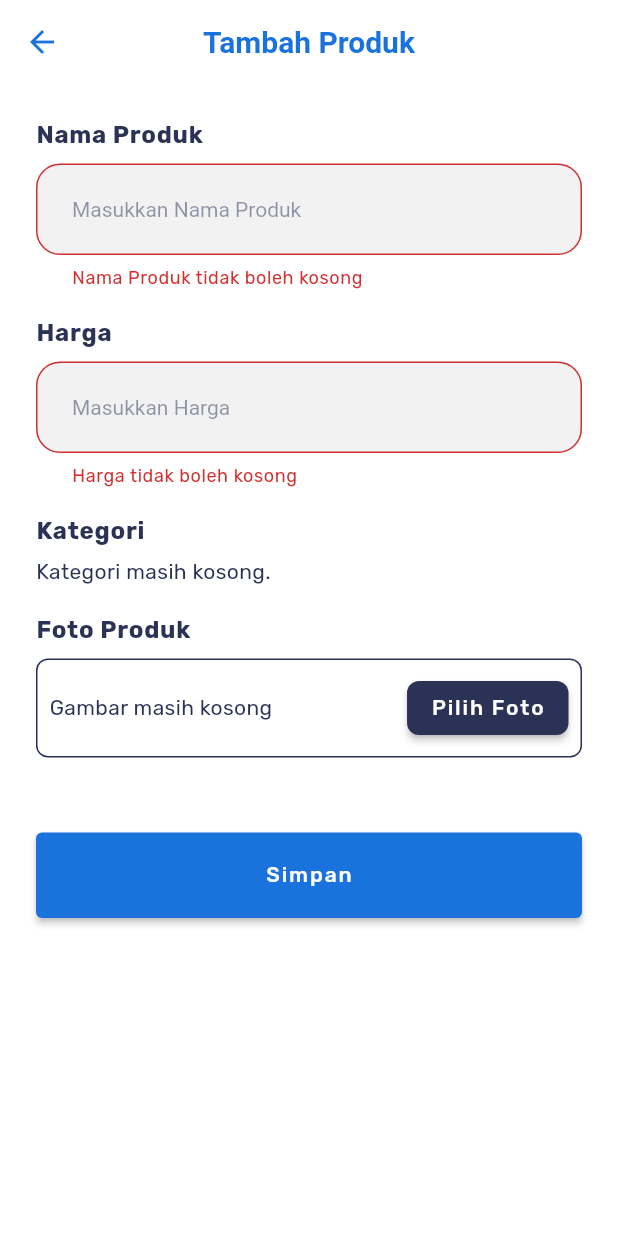
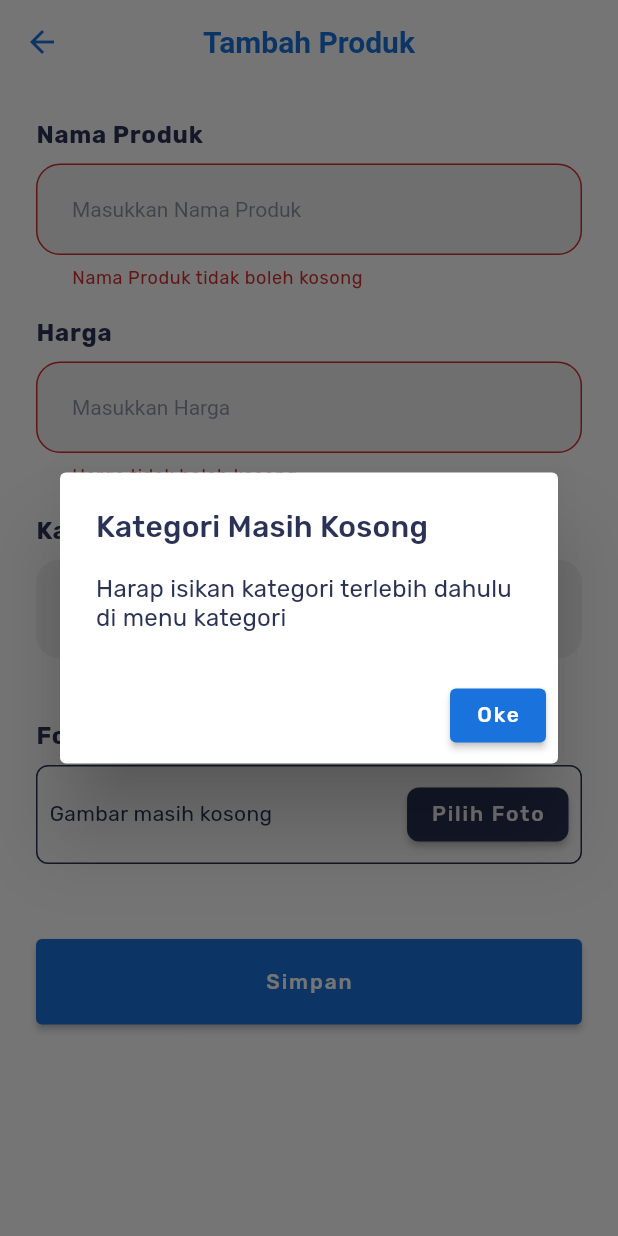
Before and after one commit to triagung128/fic-mini-project, a Flutter app: the ProductAddUpdatePage screen opened by its route, after a tap on "Pilih Foto", on a phone screen of 412 x 824 dp. Run offline on Flutter 3.47's test engine with Material 2 defaults, Android fonts, the phone set to English and light mode, and no system bars; our stand-ins replace bottom_navy_bar, cloud_firestore, dartz, email_validator, equatable, firebase_auth and 10 more; accounts and stored records are empty; statements that could not run were skipped.

Commit message:
upload image product

```diff
--- a/lib/common/routes.dart
+++ b/lib/common/routes.dart
@@ -52,3 +52,5 @@ class Routes {
     }
   }
 }
+
+final RouteObserver<ModalRoute> routeObserver = RouteObserver<ModalRoute>();
--- a/lib/data/db/database_helper.dart
+++ b/lib/data/db/database_helper.dart
@@ -47,6 +47,7 @@ class DatabaseHelper {
         name TEXT,
         price INTEGER,
         category_id INTEGER,
+        image BLOB,
         FOREIGN KEY (category_id) REFERENCES $_tblCategory (id)
       );
     ''');
--- a/lib/domain/entity/product.dart
+++ b/lib/domain/entity/product.dart
@@ -1,3 +1,5 @@
+import 'dart:typed_data';
+
 import 'package:equatable/equatable.dart';
 import 'package:fic_mini_project/domain/entity/category.dart';
 
@@ -6,14 +8,16 @@ class Product extends Equatable {
   final String name;
   final int price;
   final Category category;
+  final Uint8List image;
 
   const Product({
     required this.id,
     required this.name,
     required this.price,
     required this.category,
+    required this.image,
   });
 
   @override
-  List<Object?> get props => [id, name, price, category];
+  List<Object?> get props => [id, name, price, category, image];
 }
--- a/lib/injection.dart
+++ b/lib/injection.dart
@@ -37,6 +37,7 @@ import 'package:firebase_auth/firebase_auth.dart';
 import 'package:firebase_storage/firebase_storage.dart';
 import 'package:get_it/get_it.dart';
 import 'package:google_sign_in/google_sign_in.dart';
+import 'package:image_picker/image_picker.dart';
 
 final locator = GetIt.instance;
 
@@ -71,6 +72,7 @@ void init() {
       insertProduct: locator(),
       updateProduct: locator(),
       removeProduct: locator(),
+      imagePicker: locator(),
     ),
   );
 
@@ -142,4 +144,5 @@ void init() {
   locator.registerLazySingleton(() => FirebaseAuth.instance);
   locator.registerLazySingleton(() => FirebaseFirestore.instance);
   locator.registerLazySingleton(() => FirebaseStorage.instance);
+  locator.registerLazySingleton(() => ImagePicker());
 }
--- a/lib/main.dart
+++ b/lib/main.dart
@@ -92,6 +92,7 @@ class MyApp extends StatelessWidget {
               ),
         ),
         initialRoute: splashRoute,
+        navigatorObservers: [routeObserver],
         onGenerateRoute: Routes.generateRoute,
       ),
     );
--- a/lib/presentation/blocs/product/product_bloc.dart
+++ b/lib/presentation/blocs/product/product_bloc.dart
@@ -5,6 +5,7 @@ import 'package:fic_mini_project/domain/usecases/insert_product.dart';
 import 'package:fic_mini_project/domain/usecases/remove_product.dart';
 import 'package:fic_mini_project/domain/usecases/update_product.dart';
 import 'package:flutter_bloc/flutter_bloc.dart';
+import 'package:image_picker/image_picker.dart';
 
 part 'product_event.dart';
 part 'product_state.dart';
@@ -14,12 +15,14 @@ class ProductBloc extends Bloc<ProductEvent, ProductState> {
   final InsertProduct insertProduct;
   final UpdateProduct updateProduct;
   final RemoveProduct removeProduct;
+  final ImagePicker imagePicker;
 
   ProductBloc({
     required this.getAllProducts,
     required this.insertProduct,
     required this.updateProduct,
     required this.removeProduct,
+    required this.imagePicker,
   }) : super(ProductInitial()) {
     on<OnFetchAllProducts>((event, emit) async {
       emit(ProductLoading());
@@ -47,8 +50,6 @@ class ProductBloc extends Bloc<ProductEvent, ProductState> {
         (failure) => emit(ProductActionFailure(failure.message)),
         (successMessage) => emit(ProductActionSuccess(successMessage)),
       );
-
-      add(OnFetchAllProducts());
     });
 
     on<OnUpdateProduct>((event, emit) async {
@@ -60,8 +61,6 @@ class ProductBloc extends Bloc<ProductEvent, ProductState> {
         (failure) => emit(ProductActionFailure(failure.message)),
         (successMessage) => emit(ProductActionSuccess(successMessage)),
       );
-
-      add(OnFetchAllProducts());
     });
 
     on<OnDeleteProduct>((event, emit) async {
@@ -76,5 +75,10 @@ class ProductBloc extends Bloc<ProductEvent, ProductState> {
 
       add(OnFetchAllProducts());
     });
+
+    on<OnPickProductImage>((event, emit) async {
+      final image = await imagePicker.pickImage(source: ImageSource.gallery);
+      if (image != null) emit(ProductImagePicked(image));
+    });
   }
 }
--- a/lib/presentation/blocs/product/product_event.dart
+++ b/lib/presentation/blocs/product/product_event.dart
@@ -35,3 +35,5 @@ class OnDeleteProduct extends ProductEvent {
   @override
   List<Object> get props => [product];
 }
+
+class OnPickProductImage extends ProductEvent {}
--- a/lib/presentation/blocs/product/product_state.dart
+++ b/lib/presentation/blocs/product/product_state.dart
@@ -4,7 +4,7 @@ abstract class ProductState extends Equatable {
   const ProductState();
 
   @override
-  List<Object> get props => [];
+  List<Object?> get props => [];
 }
 
 class ProductInitial extends ProductState {}
@@ -48,3 +48,12 @@ class ProductActionFailure extends ProductState {
   @override
   List<Object> get props => [message];
 }
+
+class ProductImagePicked extends ProductState {
+  final XFile image;
+
+  const ProductImagePicked(this.image);
+
+  @override
+  List<Object> get props => [image];
+}
--- a/lib/presentation/pages/vendor/product_add_update_page.dart
+++ b/lib/presentation/pages/vendor/product_add_update_page.dart
@@ -1,3 +1,5 @@
+import 'dart:io';
+
 import 'package:fic_mini_project/common/currency_input_formatter.dart';
 import 'package:fic_mini_project/common/currency_rupiah_extension.dart';
 import 'package:fic_mini_project/common/styles.dart';
@@ -7,9 +9,11 @@ import 'package:fic_mini_project/presentation/blocs/category/category_bloc.dart'
 import 'package:fic_mini_project/presentation/blocs/product/product_bloc.dart';
 import 'package:fic_mini_project/presentation/widgets/error_dialog.dart';
 import 'package:fic_mini_project/presentation/widgets/text_form_label.dart';
+import 'package:fic_mini_project/presentation/widgets/warning_dialog.dart';
 import 'package:flutter/material.dart';
 import 'package:flutter/services.dart';
 import 'package:flutter_bloc/flutter_bloc.dart';
+import 'package:image_picker/image_picker.dart';
 
 class ProductAddUpdatePage extends StatefulWidget {
   const ProductAddUpdatePage({
@@ -29,13 +33,20 @@ class _ProductAddUpdatePageState extends State<ProductAddUpdatePage> {
   final _nameController = TextEditingController();
   final _priceController = TextEditingController();
 
+  late ProductBloc _productBloc;
+
   Category? _categorySelected;
+  XFile? _imageProduct;
   bool _isEdit = false;
 
   @override
   void initState() {
     super.initState();
-    context.read<CategoryBloc>().add(OnFetchAllCategories());
+    Future.microtask(
+      () => context.read<CategoryBloc>().add(OnFetchAllCategories()),
+    );
+
+    _productBloc = context.read<ProductBloc>();
 
     _isEdit = widget.product != null;
 
@@ -47,13 +58,6 @@ class _ProductAddUpdatePageState extends State<ProductAddUpdatePage> {
   }
 
   @override
-  void dispose() {
-    super.dispose();
-    _nameController.dispose();
-    _priceController.dispose();
-  }
-
-  @override
   Widget build(BuildContext context) {
     return MultiBlocListener(
       listeners: [
@@ -61,14 +65,6 @@ class _ProductAddUpdatePageState extends State<ProductAddUpdatePage> {
           listener: (context, state) {
             if (state is ProductActionSuccess) {
               Navigator.pop(context);
-              ScaffoldMessenger.of(context)
-                ..hideCurrentSnackBar()
-                ..showSnackBar(
-                  SnackBar(
-                    content: Text(state.message),
-                    backgroundColor: Colors.green[400],
-                  ),
-                );
             }
 
             if (state is ProductActionFailure) {
@@ -83,7 +79,15 @@ class _ProductAddUpdatePageState extends State<ProductAddUpdatePage> {
         BlocListener<CategoryBloc, CategoryState>(
           listener: (context, state) {
             if (state is CategoryEmpty) {
-              _showAlertEmptyCategory(context);
+              showDialog(
+                context: context,
+                barrierDismissible: false,
+                builder: (_) => const WarningDialog(
+                  title: 'Kategori Masih Kosong',
+                  description:
+                      'Harap isikan kategori terlebih dahulu di menu kategori',
+                ),
+              );
             }
           },
         ),
@@ -142,10 +146,11 @@ class _ProductAddUpdatePageState extends State<ProductAddUpdatePage> {
                   const SizedBox(height: 10),
                   BlocBuilder<CategoryBloc, CategoryState>(
                     builder: (_, state) {
-                      if (state is AllCategoriesLoaded) {
                       return DropdownButtonFormField(
                         borderRadius: BorderRadius.circular(16),
-                          hint: const Text('Pilih Kategori'),
+                        hint: state is AllCategoriesLoaded
+                            ? const Text('Pilih Kategori')
+                            : const Text('Data Kategori Kosong'),
                         decoration: InputDecoration(
                           border: OutlineInputBorder(
                             borderRadius: BorderRadius.circular(16),
@@ -155,29 +160,24 @@ class _ProductAddUpdatePageState extends State<ProductAddUpdatePage> {
                         value: widget.product != null
                             ? widget.product!.category
                             : null,
-                          items: state.categories
+                        items: state is AllCategoriesLoaded
+                            ? state.categories
                                 .map(
                                   (category) => DropdownMenuItem(
                                     value: category,
                                     child: Text(category.name),
                                   ),
                                 )
-                              .toList(),
+                                .toList()
+                            : null,
                         onChanged: (value) {
-                            if (value != null) {
-                              _categorySelected = value;
-                            }
+                          if (value != null) _categorySelected = value;
                         },
                         validator: (value) {
-                            if (value == null) {
-                              return 'Kategori belum dipilih';
-                            }
+                          if (value == null) return 'Kategori belum dipilih';
                           return null;
                         },
                       );
-                      }
-
-                      return const Text('Kategori masih kosong.');
                     },
                   ),
                   const SizedBox(height: 20),
@@ -192,9 +192,37 @@ class _ProductAddUpdatePageState extends State<ProductAddUpdatePage> {
                     child: Row(
                       mainAxisAlignment: MainAxisAlignment.spaceBetween,
                       children: [
-                        const Text('Gambar masih kosong'),
+                        BlocBuilder<ProductBloc, ProductState>(
+                          builder: (_, state) {
+                            if (state is ProductImagePicked) {
+                              _imageProduct = state.image;
+                              return ClipRRect(
+                                borderRadius: BorderRadius.circular(5),
+                                child: Image.file(
+                                  File(state.image.path),
+                                  width: 63,
+                                  height: 63,
+                                  fit: BoxFit.cover,
+                                ),
+                              );
+                            }
+                            return widget.product != null
+                                ? ClipRRect(
+                                    borderRadius: BorderRadius.circular(5),
+                                    child: Image.memory(
+                                      widget.product!.image,
+                                      width: 63,
+                                      height: 63,
+                                      fit: BoxFit.cover,
+                                    ),
+                                  )
+                                : const Text('Gambar masih kosong');
+                          },
+                        ),
                         ElevatedButton(
-                          onPressed: () {},
+                          onPressed: () {
+                            _productBloc.add(OnPickProductImage());
+                          },
                           style: ElevatedButton.styleFrom(
                             backgroundColor: navyColor,
                             shape: RoundedRectangleBorder(
@@ -208,24 +236,32 @@ class _ProductAddUpdatePageState extends State<ProductAddUpdatePage> {
                   ),
                   const SizedBox(height: 50),
                   ElevatedButton(
-                    onPressed: () {
-                      if (_categorySelected != null) {
+                    onPressed: () async {
                       if (_formKey.currentState!.validate()) {
+                        if (_imageProduct == null) {
+                          showDialog(
+                            context: context,
+                            barrierDismissible: false,
+                            builder: (_) => const WarningDialog(
+                              title: 'Foto produk belum dipilih',
+                              description:
+                                  'Harap pilih foto produk terlebih dahulu',
+                            ),
+                          );
+                        } else {
                           final product = Product(
                             id: _isEdit ? widget.product!.id : null,
                             name: _nameController.text,
                             price: _priceController.text.formatRupiahToInt,
                             category: _categorySelected!,
+                            image: await _imageProduct!.readAsBytes(),
                           );
 
                           if (_isEdit) {
-                            context
-                                .read<ProductBloc>()
-                                .add(OnUpdateProduct(product));
+                            _productBloc.add(OnUpdateProduct(product));
                           } else {
-                            context
-                                .read<ProductBloc>()
-                                .add(OnCreateProduct(product));
+                            _productBloc.add(OnCreateProduct(product));
+                          }
                         }
                       } else {
                         ScaffoldMessenger.of(context)
@@ -236,9 +272,6 @@ class _ProductAddUpdatePageState extends State<ProductAddUpdatePage> {
                               backgroundColor: Colors.red[400],
                             ),
                           );
-                        }
-                      } else {
-                        _showAlertEmptyCategory(context);
                       }
                     },
                     style: ElevatedButton.styleFrom(
@@ -255,22 +288,10 @@ class _ProductAddUpdatePageState extends State<ProductAddUpdatePage> {
     );
   }
 
-  Future<void> _showAlertEmptyCategory(BuildContext context) {
-    return showDialog(
-      context: context,
-      barrierDismissible: false,
-      builder: (context) => AlertDialog(
-        title: const Text('Kategori Masih Kosong'),
-        content: const Text(
-          'Harap isikan kategori terlebih dahulu di menu kategori',
-        ),
-        actions: [
-          ElevatedButton(
-            onPressed: () => Navigator.pop(context),
-            child: const Text('Oke'),
-          ),
-        ],
-      ),
-    );
+  @override
+  void dispose() {
+    _nameController.dispose();
+    _priceController.dispose();
+    super.dispose();
   }
 }
```
Also changed, not shown: lib/data/models/product_model.dart (+9 -1 lines), lib/presentation/pages/vendor/product_page.dart (+23 -3 lines). Lines whose indentation alone changed are shown as unchanged.
